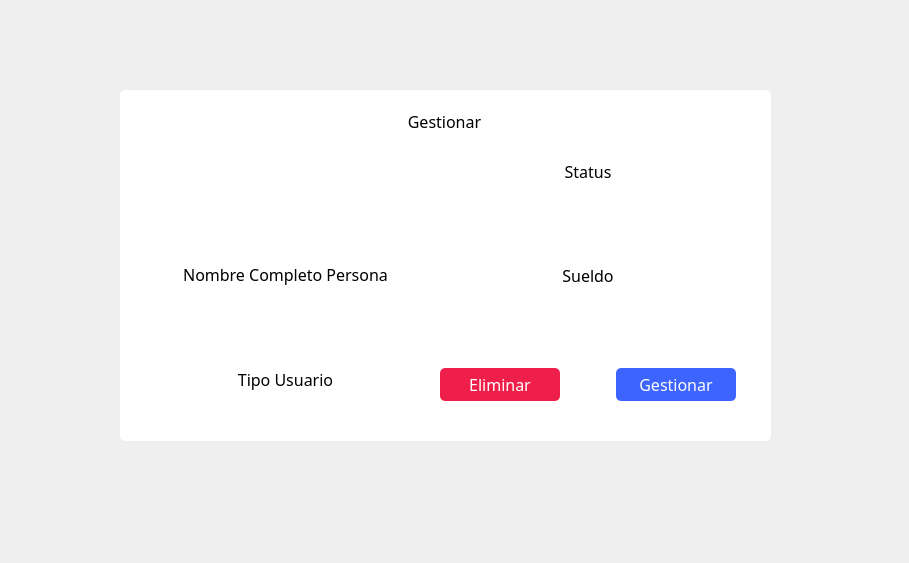
First picture: the form in hospital-Core/Widgets/Administrador/administrador_info_gestion.ui, repository MrDanielG/Hospital-SCRUM, before the edit.
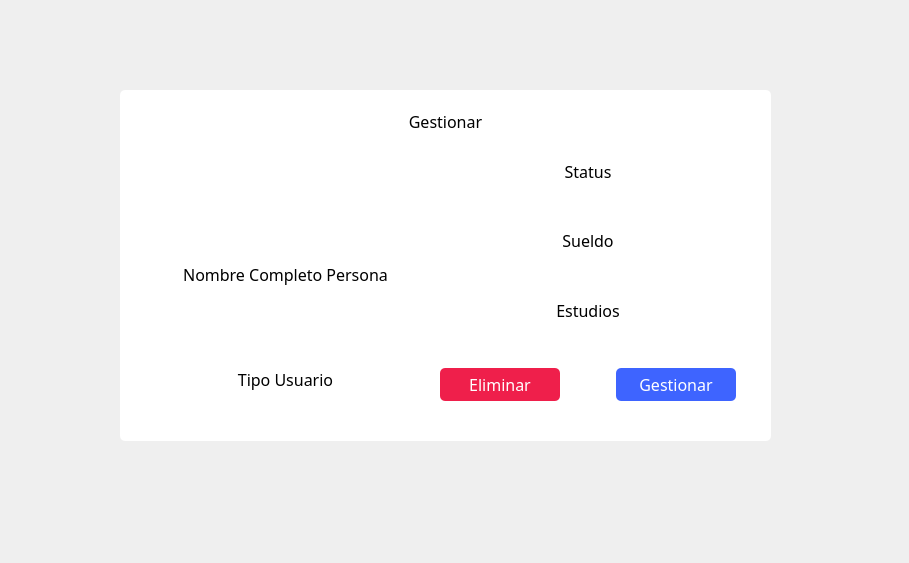
Second picture: the form after the edit. Icons and pictures are not drawn.

Commit message: UI Gestionar Tips

Diff of the .ui file:
```diff
--- a/hospital-Core/Widgets/Administrador/administrador_info_gestion.ui
+++ b/hospital-Core/Widgets/Administrador/administrador_info_gestion.ui
@@ -33,9 +33,9 @@
   <widget class="QLabel" name="lbl_nombre_2">
    <property name="geometry">
     <rect>
-     <x>320</x>
+     <x>120</x>
      <y>110</y>
-     <width>249</width>
+     <width>651</width>
      <height>22</height>
     </rect>
    </property>
@@ -233,6 +233,35 @@
       </property>
      </spacer>
     </item>
+    <item>
+     <widget class="QLabel" name="lbl_status_2">
+      <property name="font">
+       <font>
+        <family>Montserrat Light</family>
+        <pointsize>12</pointsize>
+       </font>
+      </property>
+      <property name="text">
+       <string>Estudios</string>
+      </property>
+      <property name="alignment">
+       <set>Qt::AlignCenter</set>
+      </property>
+     </widget>
+    </item>
+    <item>
+     <spacer name="verticalSpacer_5">
+      <property name="orientation">
+       <enum>Qt::Vertical</enum>
+      </property>
+      <property name="sizeHint" stdset="0">
+       <size>
+        <width>20</width>
+        <height>40</height>
+       </size>
+      </property>
+     </spacer>
+    </item>
     <item>
      <layout class="QHBoxLayout" name="horizontalLayout_2">
       <item>
```
The commit also changes 4 other files.
